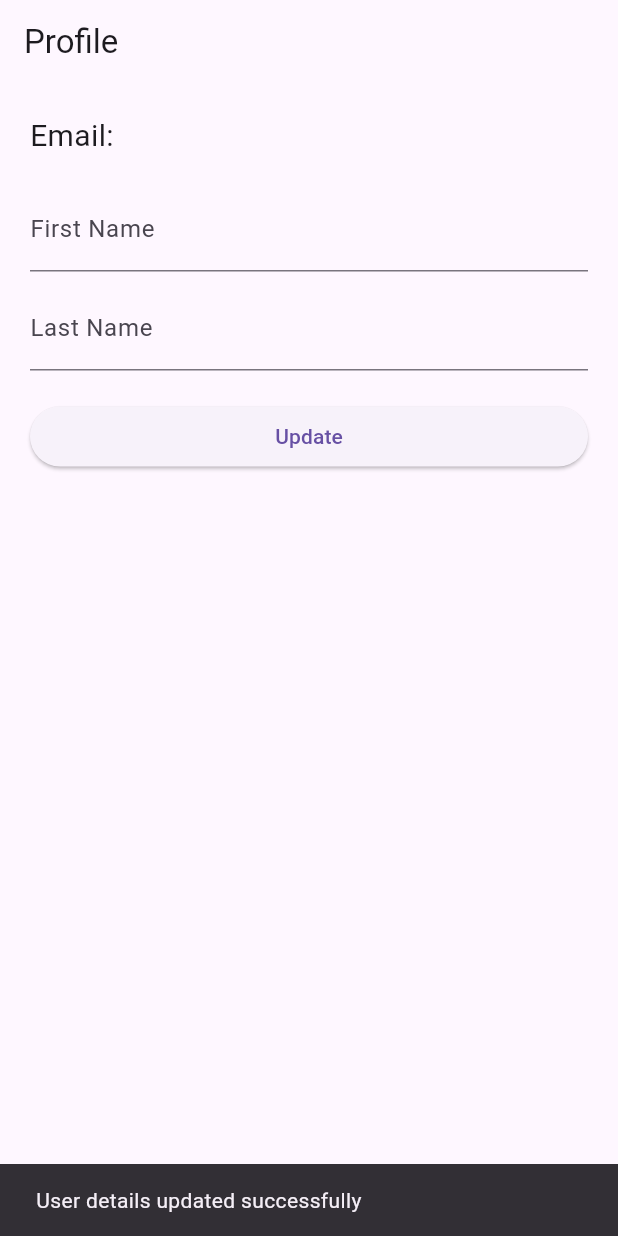
After one commit to angelica1412/ecobites, a Flutter app: the ProfilePage screen opened directly, after a tap on "Update", on a phone screen of 412 x 824 dp. The commit adds this screen. Run offline on Flutter 3.47's test engine with Material 3 defaults, Android fonts, the phone set to English and light mode, and no system bars; our stand-ins replace cloud_firestore, firebase_auth, firebase_core, google_fonts; accounts and stored records are empty.

Commit message:
CRUD for Users Data

```diff
--- /dev/null
+++ b/lib/authenticate/Controller/userController.dart
@@ -0,0 +1,80 @@
+import 'dart:js_interop_unsafe';
+
+import 'package:cloud_firestore/cloud_firestore.dart';
+import 'package:firebase_auth/firebase_auth.dart';
+import 'package:firebase_core/firebase_core.dart';
+
+//Add user Data ro Cloud FireStore
+Future<void> addUserDetailsToFirestore(Map<String, dynamic> userData) async {
+  final FirebaseAuth auth = FirebaseAuth.instance;
+  final User? user = auth.currentUser;
+  final myUid = user?.uid;
+  final FirebaseFirestore db = FirebaseFirestore.instance;
+  try {
+    final CollectionReference addusers = db.collection('Users');
+    addusers.doc(myUid).set(userData);
+    print('User added to Firestore');
+  } catch (e) {
+    print('Error adding user to Firestore: $e');
+  }
+}
+
+
+//Read User Data by UID
+Future<Map<String, String>?> getUserDetailsbyUID() async {
+  final FirebaseAuth auth = FirebaseAuth.instance;
+  final User? user = auth.currentUser;
+  final myUid = user?.uid;
+  final FirebaseFirestore db = FirebaseFirestore.instance;
+
+  try {
+    final DocumentSnapshot doc = await db.collection("Users").doc(myUid).get();
+
+    if (doc.exists) {
+      final data = doc.data() as Map<String, dynamic>;
+      final email = data['email'] ?? '';
+      final firstName = data['firstName'] ?? '';
+      final lastName = data['lastName'] ?? '';
+
+      return {
+        'email': email,
+        'firstName': firstName,
+        'lastName': lastName,
+      };
+    } else {
+      print('Document does not exist');
+      return null;
+    }
+  } catch (e) {
+    print('Error getting document: $e');
+    return null;
+  }
+}
+
+//Update User Data by UID
+Future<void> updateUserDetailsbyUID(Map<String, dynamic> updatedData) async {
+  final FirebaseAuth auth = FirebaseAuth.instance;
+  final User? user = auth.currentUser;
+  final myUid = user?.uid;
+  final FirebaseFirestore db = FirebaseFirestore.instance;
+  try {
+    await db.collection('Users').doc(myUid).update(updatedData);
+    print('User data updated in Firestore');
+  } catch (e) {
+    print('Error updating user data: $e');
+  }
+}
+
+//Delete User Data by UID
+// Future<void> deleteUserFromFirestore(String userId) async {
+//   final FirebaseAuth auth = FirebaseAuth.instance;
+//   final User? user = auth.currentUser;
+//   final myUid = user?.uid;
+//   final FirebaseFirestore db = FirebaseFirestore.instance;
+//   try {
+//     await db.collection('users').doc(myUid).delete();
+//     print('User deleted from Firestore');
+//   } catch (e) {
+//     print('Error deleting user: $e');
+//   }
+// }
--- /dev/null
+++ b/lib/profile.dart
@@ -0,0 +1,87 @@
+import 'package:flutter/material.dart';
+import 'package:firebase_auth/firebase_auth.dart';
+
+import 'authenticate/Controller/userController.dart';
+
+class ProfilePage extends StatefulWidget {
+  @override
+  _ProfilePageState createState() => _ProfilePageState();
+}
+
+class _ProfilePageState extends State<ProfilePage> {
+  String? userEmail;
+  String? userFirstName;
+  String? userLastName;
+
+  TextEditingController _firstNameController = TextEditingController();
+  TextEditingController _lastNameController = TextEditingController();
+
+  @override
+  void initState() {
+    super.initState();
+    fetchUserDetails();
+  }
+
+  Future<void> fetchUserDetails() async {
+    final userDetails = await getUserDetailsbyUID();
+    setState(() {
+      userEmail = userDetails?['email'];
+      userFirstName = userDetails?['firstName'];
+      userLastName = userDetails?['lastName'];
+      _firstNameController.text = userFirstName ?? '';
+      _lastNameController.text = userLastName ?? '';
+    });
+  }
+
+  Future<void> updateUserDetails(BuildContext context) async {
+    Map<String, dynamic> userData = {
+      'firstName' : _firstNameController.text.trim(),
+      'lastName' : _lastNameController.text.trim(),
+    };
+
+    try {
+      await updateUserDetailsbyUID(userData);
+      ScaffoldMessenger.of(context).showSnackBar(SnackBar(content: Text('User details updated successfully')));
+    } catch (e) {
+      ScaffoldMessenger.of(context).showSnackBar(SnackBar(content: Text('Failed to update user details')));
+    }
+  }
+
+  @override
+  Widget build(BuildContext context) {
+    return Scaffold(
+      appBar: AppBar(
+        title: Text('Profile'),
+      ),
+      body: SingleChildScrollView(
+        padding: EdgeInsets.all(20),
+        child: Column(
+          crossAxisAlignment: CrossAxisAlignment.stretch,
+          children: [
+            Text(
+              'Email: ${userEmail ?? 'Loading...'}',
+              style: TextStyle(fontSize: 20),
+            ),
+            SizedBox(height: 20),
+            TextField(
+              controller: _firstNameController,
+              decoration: InputDecoration(labelText: 'First Name'),
+            ),
+            SizedBox(height: 10),
+            TextField(
+              controller: _lastNameController,
+              decoration: InputDecoration(labelText: 'Last Name'),
+            ),
+            SizedBox(height: 20),
+            ElevatedButton(
+              onPressed:(){
+                updateUserDetails(context);
+              },
+              child: Text('Update'),
+            ),
+          ],
+        ),
+      ),
+    );
+  }
+}
--- a/lib/services/auth.dart
+++ b/lib/services/auth.dart
@@ -1,4 +1,5 @@
 import 'package:ecobites/main.dart';
+import 'package:ecobites/profile.dart';
 import 'package:firebase_auth/firebase_auth.dart';
 import 'package:flutter/material.dart';
 
@@ -14,7 +15,7 @@ class Auth {
           email: email, password: password);
       Navigator.pushReplacement(
         context,
-        MaterialPageRoute(builder: (context) => Home()),
+        MaterialPageRoute(builder: (context) => ProfilePage()),
       );
     } on FirebaseAuthException catch (e) {
       if (e.code == 'user-not-found') {
--- a/pubspec.yaml
+++ b/pubspec.yaml
@@ -32,6 +32,7 @@ dependencies:
     sdk: flutter
   google_fonts: ^5.1.0
   dots_indicator: ^3.0.0
+  get: ^4.6.1
 
 
   # The following adds the Cupertino Icons font to your application.
```
Also changed, not shown: lib/models/user.dart (deleted, +0 -7 lines), lib/register.dart (+9 -0 lines), lib/register2.dart (deleted, +0 -325 lines), pubspec.lock, 1 other file.
